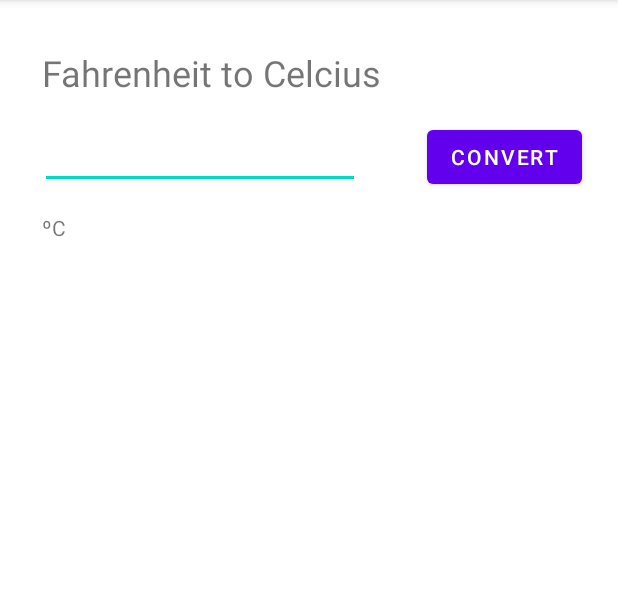
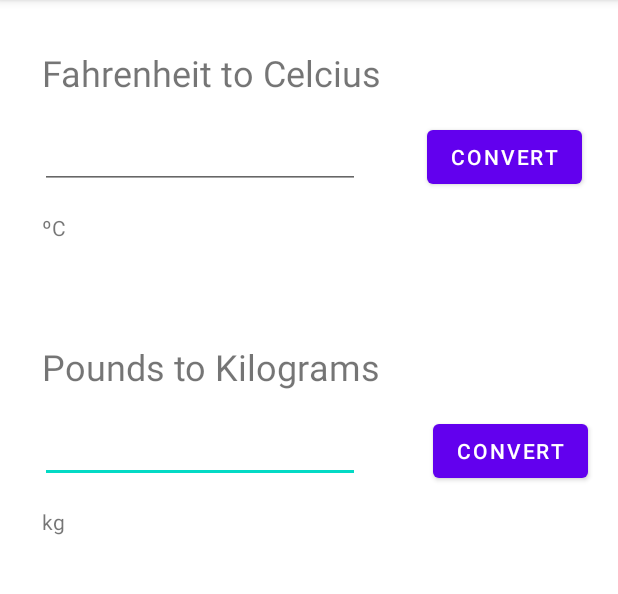
Before and after one commit to gjesionowski/BIT372-GregoryJesionowski, an Android app: the screen it shows after launch (MainActivity), on a phone screen of 412 x 824 dp, the part 84-678 px from its top. Run offline under Robolectric (Android 15) with nearby library versions, the phone set to English and light mode, and no system bars.

Commit message:
Adds second converter for lbs to kgS

```diff
--- a/app/src/main/java/com/example/unitcoverter/Converter.java
+++ b/app/src/main/java/com/example/unitcoverter/Converter.java
@@ -2,6 +2,10 @@ package com.example.unitcoverter;
 
 public class Converter {
     public static float toCelcius(float fah) {
-        return (fah - 32) * 5/9;
+        return (fah - 32) * 5 / 9;
+    }
+
+    public static float toKilograms(float lbs) {
+        return (float) (lbs * 0.45359237);
     }
 }
--- a/app/src/main/java/com/example/unitcoverter/MainActivity.java
+++ b/app/src/main/java/com/example/unitcoverter/MainActivity.java
@@ -15,14 +15,26 @@ public class MainActivity extends AppCompatActivity {
         setContentView(R.layout.activity_main);
 
         Button fbtn = findViewById(R.id.convert_btn);
+        Button lbsbtn = findViewById(R.id.convert_btn2);
 
         EditText finput = findViewById(R.id.fahrenheit_input);
         TextView ctxt = findViewById(R.id.celcius_text);
+        EditText lbsinput = findViewById(R.id.pounds_input);
+        TextView kgtxt = findViewById(R.id.kilograms_text);
+
+
         fbtn.setOnClickListener(v -> {
             if (finput.getText().length() == 0)
                 return;
             double celcius = Converter.toCelcius(Float.parseFloat(finput.getText().toString()));
             ctxt.setText(String.format("%.2f ºC", celcius));
         });
+
+        lbsbtn.setOnClickListener(v -> {
+            if (lbsinput.getText().length() == 0)
+                return;
+            double kilograms = Converter.toKilograms(Float.parseFloat(lbsinput.getText().toString()));
+            kgtxt.setText(String.format("%.2f kg", kilograms));
+        });
     }
 }
--- a/app/src/main/res/layout/activity_main.xml
+++ b/app/src/main/res/layout/activity_main.xml
@@ -5,6 +5,52 @@
     android:layout_width="match_parent"
     android:layout_height="match_parent"
     tools:context=".MainActivity">
+
+    <EditText
+        android:id="@+id/pounds_input"
+        android:layout_width="wrap_content"
+        android:layout_height="wrap_content"
+        android:layout_marginTop="212dp"
+        android:ems="10"
+        android:inputType="number"
+        app:layout_constraintEnd_toStartOf="@+id/convert_btn"
+        app:layout_constraintHorizontal_bias="0.373"
+        app:layout_constraintStart_toStartOf="parent"
+        app:layout_constraintTop_toBottomOf="@+id/fahrenheit_title" />
+
+    <TextView
+        android:id="@+id/pounds_title"
+        android:layout_width="wrap_content"
+        android:layout_height="wrap_content"
+        android:layout_marginTop="228dp"
+        android:text="Pounds to Kilograms"
+        android:textSize="24sp"
+        app:layout_constraintHorizontal_bias="0.149"
+        app:layout_constraintLeft_toLeftOf="parent"
+        app:layout_constraintRight_toRightOf="parent"
+        app:layout_constraintTop_toTopOf="parent" />
+
+    <TextView
+        android:id="@+id/kilograms_text"
+        android:layout_width="wrap_content"
+        android:layout_height="wrap_content"
+        android:layout_marginTop="212dp"
+        android:text="kg"
+        app:layout_constraintEnd_toStartOf="@+id/convert_btn"
+        app:layout_constraintHorizontal_bias="0.104"
+        app:layout_constraintStart_toStartOf="parent"
+        app:layout_constraintTop_toBottomOf="@+id/fahrenheit_input" />
+
+    <Button
+        android:id="@+id/convert_btn2"
+        android:layout_width="wrap_content"
+        android:layout_height="wrap_content"
+        android:layout_marginTop="212dp"
+        android:layout_marginEnd="20dp"
+        android:layout_marginRight="20dp"
+        android:text="Convert"
+        app:layout_constraintEnd_toEndOf="parent"
+        app:layout_constraintTop_toBottomOf="@+id/fahrenheit_title" />
 
     <TextView
         android:id="@+id/fahrenheit_title"
```
